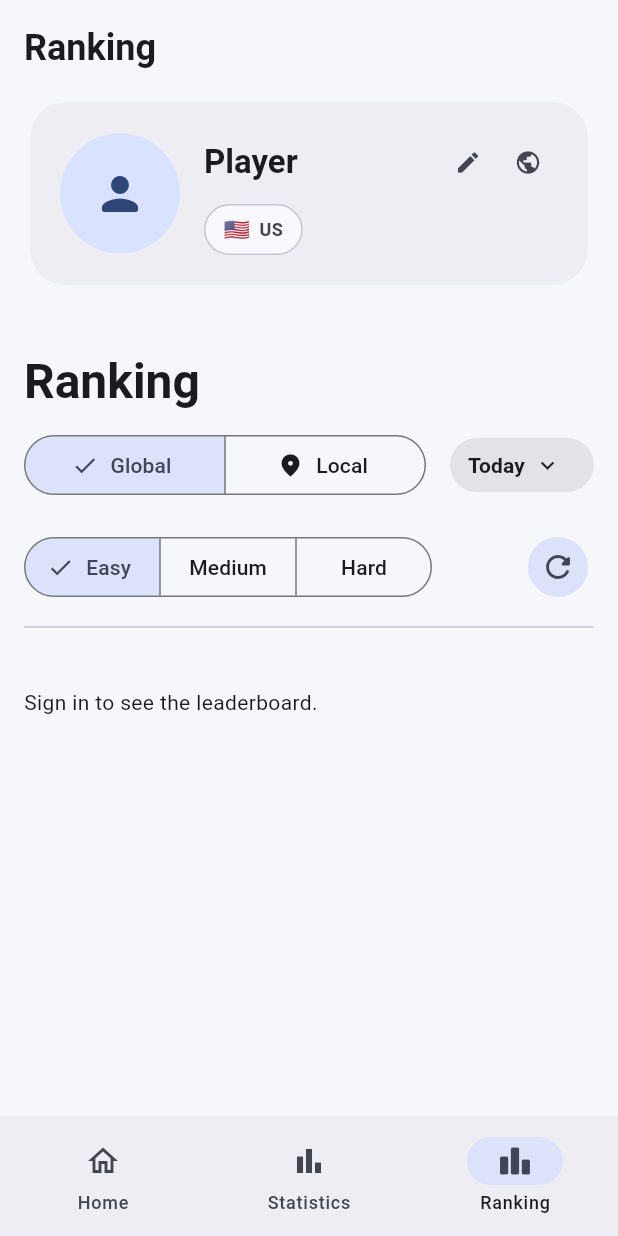
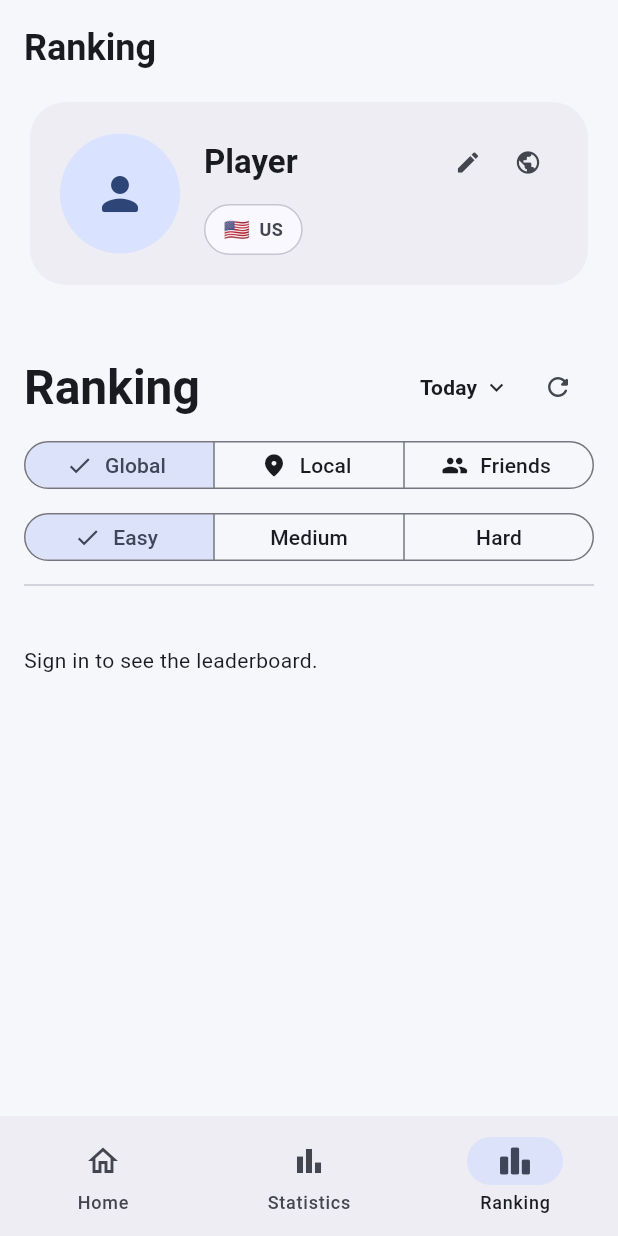
Before and after one commit to vsayan21/my-daily-sudoku, a Flutter app: the screen it shows after launch, item 3 of the bottom bar chosen, after a tap on the "refresh" icon, on a phone screen of 412 x 824 dp. Run offline on Flutter 3.47's test engine with Material 3 defaults, Android fonts, the phone set to English and light mode, and no system bars; our stand-ins replace cloud_firestore, confetti, country_picker, firebase_auth, firebase_core, image_picker and 1 more; accounts and stored records are empty; network calls fail.

Commit message:
Codex/ttl shimmer (#37)
* Ranking Filter Anpassungen

* Loading Screen of Ranking

```diff
--- a/lib/features/ranking/presentation/screens/ranking_screen.dart
+++ b/lib/features/ranking/presentation/screens/ranking_screen.dart
@@ -1,4 +1,3 @@
-import 'package:flutter/foundation.dart';
 import 'package:flutter/material.dart';
 import 'package:flutter/services.dart';
 import 'package:image_picker/image_picker.dart';
@@ -23,6 +22,7 @@ import '../../../statistics/application/statistics_view_model.dart';
 import '../widgets/ranking_difficulty_segment.dart';
 import '../widgets/ranking_header.dart';
 import '../widgets/ranking_types.dart';
+import '../widgets/ranking_loading_widget.dart';
 
 class RankingScreen extends StatefulWidget {
   const RankingScreen({super.key, required this.dependencies});
@@ -33,7 +33,12 @@ class RankingScreen extends StatefulWidget {
   State<RankingScreen> createState() => _RankingScreenState();
 }
 
-class _RankingScreenState extends State<RankingScreen> {
+class _RankingScreenState extends State<RankingScreen>
+    with AutomaticKeepAliveClientMixin {
+  static const Duration _cacheTtl = Duration(minutes: 10);
+  static const Duration _refreshCooldown = Duration(seconds: 10);
+  static final Map<String, _LeaderboardCacheEntry> _cache = {};
+
   ProfileController? _controller;
   Locale? _locale;
   bool _isLoadingController = false;
@@ -42,7 +47,7 @@ class _RankingScreenState extends State<RankingScreen> {
   DateFilter _dateFilter = DateFilter.today;
   SudokuDifficulty _difficulty = SudokuDifficulty.easy;
   Future<LeaderboardFetchResult>? _leaderboardFuture;
-  final Map<String, Future<LeaderboardFetchResult>> _cache = {};
+  DateTime? _lastRefreshAt;
 
   @override
   void initState() {
@@ -96,9 +101,7 @@ class _RankingScreenState extends State<RankingScreen> {
     );
     await controller.loadProfile();
     await _ensureCountryCode(controller);
-    final key = _cacheKey(controller.profile);
-    _leaderboardFuture =
-        _cache[key] ?? (_cache[key] = _loadLeaderboard(profile: controller.profile));
+    _leaderboardFuture = _resolveLeaderboardFuture(controller);
     if (!mounted) {
       _isLoadingController = false;
       return;
@@ -293,14 +296,20 @@ class _RankingScreenState extends State<RankingScreen> {
   }
 
   void _refreshLeaderboards(ProfileController controller, {bool force = false}) {
-    final key = _cacheKey(controller.profile);
+    if (force && !_canRefresh()) {
+      setState(() {
+        _leaderboardFuture = _resolveLeaderboardFuture(controller, force: false);
+      });
+      return;
+    }
     if (force) {
-      _cache.remove(key);
+      _lastRefreshAt = DateTime.now();
     }
-    final cached = _cache[key];
     setState(() {
-      _leaderboardFuture =
-          cached ?? (_cache[key] = _loadLeaderboard(profile: controller.profile));
+      _leaderboardFuture = _resolveLeaderboardFuture(
+        controller,
+        force: force,
+      );
     });
   }
 
@@ -317,6 +326,48 @@ class _RankingScreenState extends State<RankingScreen> {
         ? (profile?.countryCode ?? '')
         : '';
     return '${_selectedDateKey()}|${_difficulty.name}|${_scope.name}|$countryCode';
+  }
+
+  bool _canRefresh() {
+    final last = _lastRefreshAt;
+    if (last == null) {
+      return true;
+    }
+    return DateTime.now().difference(last) >= _refreshCooldown;
+  }
+
+  Future<LeaderboardFetchResult> _resolveLeaderboardFuture(
+    ProfileController controller, {
+    bool force = false,
+  }) {
+    final key = _cacheKey(controller.profile);
+    if (force) {
+      _cache.remove(key);
+    }
+    final cached = _cache[key];
+    if (cached != null) {
+      if (cached.result != null &&
+          DateTime.now().difference(cached.fetchedAt) < _cacheTtl) {
+        return Future.value(cached.result);
+      }
+      if (DateTime.now().difference(cached.fetchedAt) < _cacheTtl) {
+        return cached.future;
+      }
+    }
+    final future = _loadLeaderboard(profile: controller.profile);
+    final entry = _LeaderboardCacheEntry(
+      future: future,
+      fetchedAt: DateTime.now(),
+    );
+    _cache[key] = entry;
+    future.then((result) {
+      _cache[key] = _LeaderboardCacheEntry(
+        future: Future.value(result),
+        fetchedAt: DateTime.now(),
+        result: result,
+      );
+    });
+    return future;
   }
 
   Future<void> _pickAvatarImage(ImageSource source) async {
@@ -384,6 +435,7 @@ class _RankingScreenState extends State<RankingScreen> {
 
   @override
   Widget build(BuildContext context) {
+    super.build(context);
     final loc = AppLocalizations.of(context)!;
     final controller = _controller;
 
@@ -391,7 +443,10 @@ class _RankingScreenState extends State<RankingScreen> {
       child: Padding(
         padding: const EdgeInsets.all(16),
         child: controller == null
-            ? const Center(child: CircularProgressIndicator())
+            ? const Padding(
+                padding: EdgeInsets.only(top: 16),
+                child: RankingLoadingWidget(),
+              )
             : AnimatedBuilder(
                 animation: controller,
                 builder: (context, _) {
@@ -449,6 +504,9 @@ class _RankingScreenState extends State<RankingScreen> {
       ),
     );
   }
+
+  @override
+  bool get wantKeepAlive => true;
 }
 
 
@@ -483,26 +541,15 @@ class _LeaderboardControls extends StatelessWidget {
           scope: scope,
           onDateFilterChanged: onDateFilterChanged,
           onScopeChanged: onScopeChanged,
+          onRefresh: onRefresh,
         ),
-        const SizedBox(height: 12),
+        const SizedBox(height: 8),
         Row(
           children: [
             Expanded(
               child: RankingDifficultySegment(
                 value: difficulty,
                 onChanged: onDifficultyChanged,
-              ),
-            ),
-            const SizedBox(width: 12),
-            SizedBox(
-              width: 96,
-              child: Align(
-                alignment: Alignment.centerRight,
-                child: IconButton.filledTonal(
-                  tooltip: 'Refresh',
-                  onPressed: onRefresh,
-                  icon: const Icon(Icons.refresh_rounded),
-                ),
               ),
             ),
           ],
@@ -537,7 +584,7 @@ class _LeaderboardSections extends StatelessWidget {
         if (snapshot.connectionState == ConnectionState.waiting) {
           return const Padding(
             padding: EdgeInsets.only(top: 16),
-            child: Center(child: CircularProgressIndicator()),
+            child: RankingLoadingWidget(),
           );
         }
         if (snapshot.hasError) {
@@ -579,6 +626,18 @@ class _LeaderboardSections extends StatelessWidget {
   }
 }
 
+class _LeaderboardCacheEntry {
+  _LeaderboardCacheEntry({
+    required this.future,
+    required this.fetchedAt,
+    this.result,
+  });
+
+  final Future<LeaderboardFetchResult> future;
+  DateTime fetchedAt;
+  final LeaderboardFetchResult? result;
+}
+
 enum LeaderboardStatus { ok, authRequired, missingCountry, error }
 
 class LeaderboardFetchResult {
@@ -607,16 +666,7 @@ class _LeaderboardSection extends StatelessWidget {
     final loc = AppLocalizations.of(context)!;
     final colorScheme = Theme.of(context).colorScheme;
     final textTheme = Theme.of(context).textTheme;
-    return Container(
-      padding: const EdgeInsets.all(16),
-      decoration: BoxDecoration(
-        color: colorScheme.surfaceContainerHigh,
-        borderRadius: BorderRadius.circular(24),
-        border: Border.all(
-          color: colorScheme.outlineVariant.withValues(alpha: 128),
-        ),
-      ),
-      child: Column(
+    final content = Column(
       crossAxisAlignment: CrossAxisAlignment.stretch,
       children: [
         if (showHeader) ...[
@@ -641,16 +691,24 @@ class _LeaderboardSection extends StatelessWidget {
           ),
           const SizedBox(height: 12),
         ],
-          if (entries.isEmpty)
-            Text(
-              loc.rankingEmpty,
-              style: Theme.of(context)
-                  .textTheme
-                  .bodySmall
-                  ?.copyWith(color: colorScheme.onSurfaceVariant),
-            )
-          else
-            Column(
+        AnimatedSwitcher(
+          duration: const Duration(milliseconds: 220),
+          switchInCurve: Curves.easeOut,
+          switchOutCurve: Curves.easeIn,
+          transitionBuilder: (child, animation) {
+            final slide = Tween<Offset>(
+              begin: const Offset(0, 0.05),
+              end: Offset.zero,
+            ).animate(animation);
+            return FadeTransition(
+              opacity: animation,
+              child: SlideTransition(position: slide, child: child),
+            );
+          },
+          child: entries.isEmpty
+              ? _EmptyPlaceholder(text: loc.rankingEmpty)
+              : Column(
+                  key: const ValueKey('rows'),
                   children: [
                     for (var index = 0; index < entries.length; index += 1) ...[
                       _LeaderboardRow(
@@ -660,12 +718,49 @@ class _LeaderboardSection extends StatelessWidget {
                       if (index != entries.length - 1)
                         Divider(
                           height: 16,
-                      color: colorScheme.outlineVariant.withValues(alpha: 153),
+                          color:
+                              colorScheme.outlineVariant.withValues(alpha: 153),
                         ),
                     ],
                   ],
                 ),
+        ),
       ],
+    );
+    return Container(
+      padding: const EdgeInsets.all(16),
+      decoration: BoxDecoration(
+        color: colorScheme.surfaceContainerHigh,
+        borderRadius: BorderRadius.circular(24),
+        border: Border.all(
+          color: colorScheme.outlineVariant.withValues(alpha: 128),
+        ),
+      ),
+      child: content,
+    );
+  }
+}
+
+class _EmptyPlaceholder extends StatelessWidget {
+  const _EmptyPlaceholder({required this.text});
+
+  final String text;
+
+  @override
+  Widget build(BuildContext context) {
+    final colorScheme = Theme.of(context).colorScheme;
+    return SizedBox(
+      key: const ValueKey('empty'),
+      height: 120,
+      child: Center(
+        child: Text(
+          text,
+          textAlign: TextAlign.center,
+          style: Theme.of(context)
+              .textTheme
+              .bodySmall
+              ?.copyWith(color: colorScheme.onSurfaceVariant),
+        ),
       ),
     );
   }
--- a/lib/features/ranking/presentation/widgets/ranking_difficulty_segment.dart
+++ b/lib/features/ranking/presentation/widgets/ranking_difficulty_segment.dart
@@ -12,6 +12,7 @@ class RankingDifficultySegment extends StatelessWidget {
 
   final SudokuDifficulty value;
   final ValueChanged<SudokuDifficulty> onChanged;
+  static const double _segmentHeight = 40;
 
   @override
   Widget build(BuildContext context) {
@@ -31,8 +32,19 @@ class RankingDifficultySegment extends StatelessWidget {
           label: Text(loc.difficultyHard),
         ),
       ],
+      expandedInsets: EdgeInsets.zero,
       selected: {value},
       onSelectionChanged: (selection) => onChanged(selection.first),
+      style: ButtonStyle(
+        visualDensity: VisualDensity.compact,
+        tapTargetSize: MaterialTapTargetSize.shrinkWrap,
+        padding: WidgetStateProperty.all(
+          const EdgeInsets.symmetric(horizontal: 8, vertical: 8),
+        ),
+        minimumSize: WidgetStateProperty.all(
+          const Size(0, _segmentHeight),
+        ),
+      ),
     );
   }
 }
--- a/lib/features/ranking/presentation/widgets/ranking_header.dart
+++ b/lib/features/ranking/presentation/widgets/ranking_header.dart
@@ -11,6 +11,7 @@ class RankingHeader extends StatelessWidget {
     required this.scope,
     required this.onDateFilterChanged,
     required this.onScopeChanged,
+    required this.onRefresh,
   });
 
   final String title;
@@ -18,6 +19,7 @@ class RankingHeader extends StatelessWidget {
   final RankingScope scope;
   final ValueChanged<DateFilter> onDateFilterChanged;
   final ValueChanged<RankingScope> onScopeChanged;
+  final VoidCallback onRefresh;
 
   @override
   Widget build(BuildContext context) {
@@ -26,7 +28,10 @@ class RankingHeader extends StatelessWidget {
       child: Column(
         crossAxisAlignment: CrossAxisAlignment.start,
         children: [
-          Text(
+          Row(
+            children: [
+              Expanded(
+                child: Text(
                   title,
                   maxLines: 1,
                   overflow: TextOverflow.ellipsis,
@@ -35,27 +40,26 @@ class RankingHeader extends StatelessWidget {
                       .headlineLarge
                       ?.copyWith(fontWeight: FontWeight.w700),
                 ),
-          const SizedBox(height: 12),
-          Row(
-            children: [
-              Expanded(
-                child: RankingScopeSegment(
-                  value: scope,
-                  onChanged: onScopeChanged,
               ),
-              ),
-              const SizedBox(width: 16),
-              SizedBox(
-                width: 96,
-                child: Align(
-                  alignment: Alignment.centerRight,
-                  child: _DateFilterMenu(
+              const SizedBox(width: 8),
+              _DateFilterMenu(
                 value: dateFilter,
                 onChanged: onDateFilterChanged,
               ),
-                ),
+              const SizedBox(width: 8),
+              IconButton(
+                tooltip: 'Refresh',
+                onPressed: onRefresh,
+                icon: const Icon(Icons.refresh_rounded, size: 20),
+                padding: EdgeInsets.zero,
+                constraints: const BoxConstraints.tightFor(width: 40, height: 40),
               ),
             ],
+          ),
+          const SizedBox(height: 12),
+          RankingScopeSegment(
+            value: scope,
+            onChanged: onScopeChanged,
           ),
         ],
       ),
@@ -75,7 +79,6 @@ class _DateFilterMenu extends StatelessWidget {
   @override
   Widget build(BuildContext context) {
     final loc = AppLocalizations.of(context)!;
-    final colorScheme = Theme.of(context).colorScheme;
     final label = switch (value) {
       DateFilter.today => loc.rankingDayToday,
       DateFilter.yesterday => loc.rankingDayYesterday,
@@ -92,29 +95,21 @@ class _DateFilterMenu extends StatelessWidget {
           child: Text(loc.rankingDayYesterday),
         ),
       ],
-      child: Container(
-        padding: const EdgeInsets.symmetric(horizontal: 12, vertical: 8),
-        decoration: BoxDecoration(
-          color: colorScheme.surfaceContainerHighest,
-          borderRadius: BorderRadius.circular(999),
-        ),
       child: Row(
+        mainAxisSize: MainAxisSize.min,
         children: [
           Text(
             label,
             style: Theme.of(context).textTheme.labelLarge?.copyWith(
-                    color: colorScheme.onSurface,
                   fontWeight: FontWeight.w600,
                 ),
           ),
-            const SizedBox(width: 6),
-            Icon(
+          const SizedBox(width: 4),
+          const Icon(
             Icons.expand_more,
             size: 18,
-              color: colorScheme.onSurface,
           ),
         ],
-        ),
       ),
     );
   }
--- /dev/null
+++ b/lib/features/ranking/presentation/widgets/ranking_loading_widget.dart
@@ -0,0 +1,137 @@
+import 'dart:math' as math;
+
+import 'package:flutter/material.dart';
+
+class RankingLoadingWidget extends StatefulWidget {
+  const RankingLoadingWidget({super.key});
+
+  @override
+  State<RankingLoadingWidget> createState() => _RankingLoadingWidgetState();
+}
+
+class _RankingLoadingWidgetState extends State<RankingLoadingWidget>
+    with SingleTickerProviderStateMixin {
+  late final AnimationController _controller;
+
+  @override
+  void initState() {
+    super.initState();
+    _controller = AnimationController(
+      vsync: this,
+      duration: const Duration(milliseconds: 1800),
+    )..repeat();
+  }
+
+  @override
+  void dispose() {
+    _controller.dispose();
+    super.dispose();
+  }
+
+  @override
+  Widget build(BuildContext context) {
+    final colorScheme = Theme.of(context).colorScheme;
+    return Center(
+      child: Column(
+        mainAxisSize: MainAxisSize.min,
+        children: [
+          AnimatedBuilder(
+            animation: _controller,
+            builder: (context, _) {
+              return _SudokuJumpGrid(
+                t: _controller.value,
+                color: colorScheme.primary,
+              );
+            },
+          ),
+          const SizedBox(height: 12),
+          Text(
+            'Ranking is loading...',
+            style: Theme.of(context).textTheme.bodyMedium?.copyWith(
+                  color: colorScheme.onSurfaceVariant,
+                  fontWeight: FontWeight.w600,
+                ),
+          ),
+        ],
+      ),
+    );
+  }
+}
+
+class _SudokuJumpGrid extends StatelessWidget {
+  const _SudokuJumpGrid({
+    required this.t,
+    required this.color,
+  });
+
+  final double t;
+  final Color color;
+
+  @override
+  Widget build(BuildContext context) {
+    const int size = 3;
+    const double cell = 12;
+    const double gap = 6;
+    const double amplitude = 6;
+    const double phaseStep = 0.35;
+
+    return Column(
+      mainAxisSize: MainAxisSize.min,
+      children: [
+        for (var row = 0; row < size; row += 1)
+          Padding(
+            padding: EdgeInsets.only(bottom: row == size - 1 ? 0 : gap),
+            child: Row(
+              mainAxisSize: MainAxisSize.min,
+              children: [
+                for (var col = 0; col < size; col += 1)
+                  Padding(
+                    padding:
+                        EdgeInsets.only(right: col == size - 1 ? 0 : gap),
+                    child: _JumpingCell(
+                      t: t,
+                      phase: (row * size + col) * phaseStep,
+                      size: cell,
+                      amplitude: amplitude,
+                      color: color,
+                    ),
+                  ),
+              ],
+            ),
+          ),
+      ],
+    );
+  }
+}
+
+class _JumpingCell extends StatelessWidget {
+  const _JumpingCell({
+    required this.t,
+    required this.phase,
+    required this.size,
+    required this.amplitude,
+    required this.color,
+  });
+
+  final double t;
+  final double phase;
+  final double size;
+  final double amplitude;
+  final Color color;
+
+  @override
+  Widget build(BuildContext context) {
+    final y = math.sin((t * 2 * math.pi) + phase) * amplitude;
+    return Transform.translate(
+      offset: Offset(0, -y.abs()),
+      child: Container(
+        width: size,
+        height: size,
+        decoration: BoxDecoration(
+          color: color.withValues(alpha: 204),
+          borderRadius: BorderRadius.circular(3),
+        ),
+      ),
+    );
+  }
+}
--- a/lib/features/ranking/presentation/widgets/ranking_scope_segment.dart
+++ b/lib/features/ranking/presentation/widgets/ranking_scope_segment.dart
@@ -12,6 +12,7 @@ class RankingScopeSegment extends StatelessWidget {
 
   final RankingScope value;
   final ValueChanged<RankingScope> onChanged;
+  static const double _segmentHeight = 40;
 
   @override
   Widget build(BuildContext context) {
@@ -28,9 +29,34 @@ class RankingScopeSegment extends StatelessWidget {
           icon: const Icon(Icons.place_rounded),
           label: Text(loc.rankingScopeLocal),
         ),
+        const ButtonSegment(
+          value: RankingScope.friends,
+          icon: Icon(Icons.group_rounded),
+          label: Text('Friends'),
+        ),
       ],
+      expandedInsets: EdgeInsets.zero,
       selected: {value},
-      onSelectionChanged: (selection) => onChanged(selection.first),
+      onSelectionChanged: (selection) {
+        final next = selection.first;
+        if (next == RankingScope.friends) {
+          ScaffoldMessenger.of(context).showSnackBar(
+            const SnackBar(content: Text('Coming soon')),
+          );
+          return;
+        }
+        onChanged(next);
+      },
+      style: ButtonStyle(
+        visualDensity: VisualDensity.compact,
+        tapTargetSize: MaterialTapTargetSize.shrinkWrap,
+        padding: WidgetStateProperty.all(
+          const EdgeInsets.symmetric(horizontal: 8, vertical: 8),
+        ),
+        minimumSize: WidgetStateProperty.all(
+          const Size(0, _segmentHeight),
+        ),
+      ),
     );
   }
 }
--- a/lib/features/ranking/presentation/widgets/ranking_types.dart
+++ b/lib/features/ranking/presentation/widgets/ranking_types.dart
@@ -1,3 +1,3 @@
 enum DateFilter { today, yesterday }
 
-enum RankingScope { global, local }
+enum RankingScope { global, local, friends }
```
Lines whose indentation alone changed are shown as unchanged.
